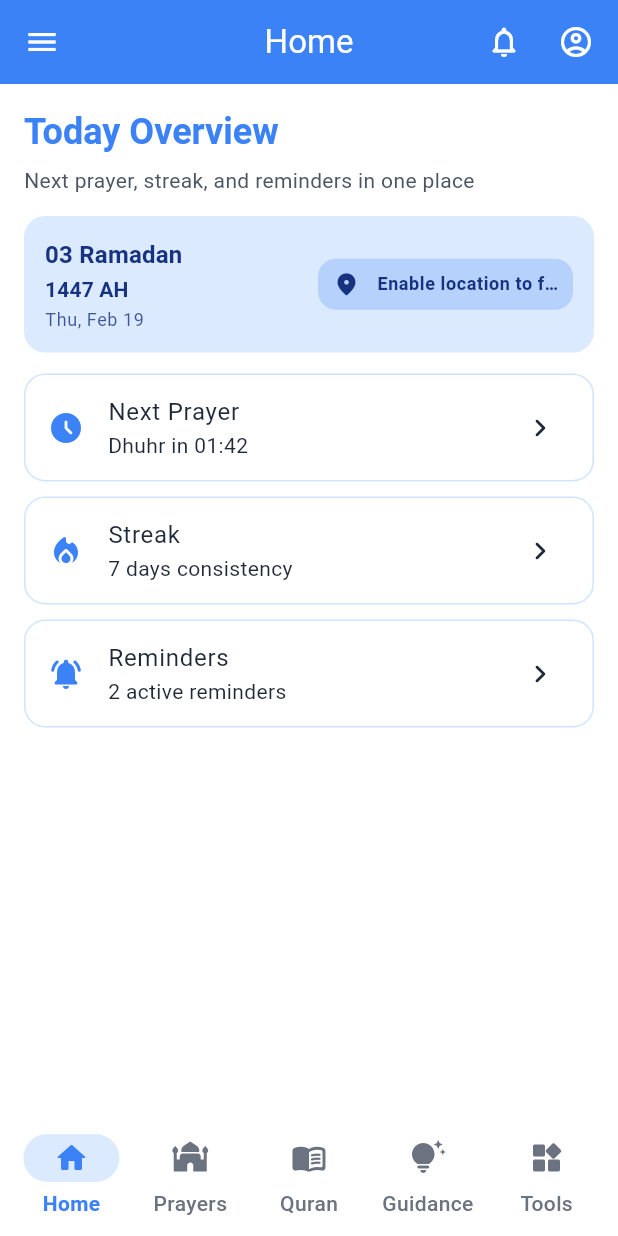
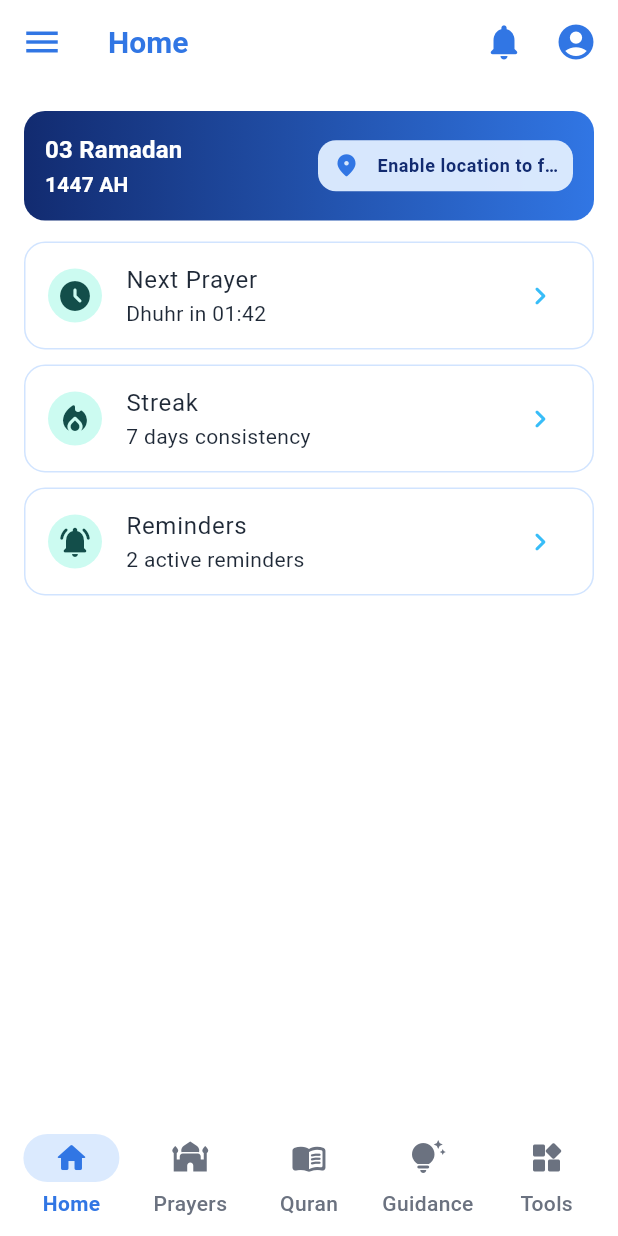
Before and after one commit to codemytelabs/Islamic-app, a Flutter app: the screen it shows after launch, on a phone screen of 412 x 824 dp. Run offline on Flutter 3.47's test engine with Material 3 defaults, Android fonts, the light colour scheme and no system bars; our stand-ins replace geocoding, geolocator, hijri, shared_preferences.

Commit message:
enhance the design

```diff
--- a/lib/core/main_shell.dart
+++ b/lib/core/main_shell.dart
@@ -15,8 +15,8 @@ class _MainShellState extends State<MainShell> {
 
   static const List<NafasNavItem> _tabs = [
     NafasNavItem(label: 'Home', icon: Icons.home_rounded),
-      NafasNavItem(label: 'Prayers', icon: Icons.mosque_rounded),
-      NafasNavItem(label: 'Quran', icon: Icons.menu_book_rounded),
+    NafasNavItem(label: 'Prayers', icon: Icons.mosque_rounded),
+    NafasNavItem(label: 'Quran', icon: Icons.menu_book_rounded),
     NafasNavItem(label: 'Guidance', icon: Icons.tips_and_updates_rounded),
     NafasNavItem(label: 'Tools', icon: Icons.widgets_rounded),
   ];
@@ -24,8 +24,6 @@ class _MainShellState extends State<MainShell> {
   static const List<Widget> _pages = [
     _HomeTab(),
     _SectionPage(
-      title: 'Prayers',
-      subtitle: 'Prayer times and Qibla tools',
       entries: [
         _EntryData(
           'Prayer Times',
@@ -34,10 +32,9 @@ class _MainShellState extends State<MainShell> {
         ),
         _EntryData('Qibla', 'Find the Qibla direction', Icons.explore_rounded),
       ],
+      topWidget: HomeHijriLocationCard(),
     ),
     _SectionPage(
-      title: 'Quran',
-      subtitle: 'Read, reflect, and stay connected',
       entries: [
         _EntryData(
           'Read Quran',
@@ -62,8 +59,6 @@ class _MainShellState extends State<MainShell> {
       ],
     ),
     _SectionPage(
-      title: 'Guidance',
-      subtitle: 'Daily learning and spiritual growth',
       entries: [
         _EntryData('Duas', 'Curated daily duas', Icons.favorite_rounded),
         _EntryData(
@@ -95,8 +90,6 @@ class _MainShellState extends State<MainShell> {
       ],
     ),
     _SectionPage(
-      title: 'Tools',
-      subtitle: 'Practical Islamic utilities',
       entries: [
         _EntryData(
           'Zakat Calculator',
@@ -127,7 +120,7 @@ class _MainShellState extends State<MainShell> {
         title: Text(_tabs[_selectedIndex].label),
         actions: [
           IconButton(
-            icon: const Icon(Icons.notifications_none_rounded),
+            icon: const Icon(Icons.notifications_rounded),
             onPressed: () {
               ScaffoldMessenger.of(context).showSnackBar(
                 const SnackBar(content: Text('Notifications coming soon')),
@@ -135,7 +128,7 @@ class _MainShellState extends State<MainShell> {
             },
           ),
           IconButton(
-            icon: const Icon(Icons.account_circle_outlined),
+            icon: const Icon(Icons.account_circle_rounded),
             onPressed: () {
               ScaffoldMessenger.of(context).showSnackBar(
                 const SnackBar(content: Text('Profile coming soon')),
@@ -145,7 +138,7 @@ class _MainShellState extends State<MainShell> {
           const SizedBox(width: 4),
         ],
       ),
-      body: IndexedStack(index: _selectedIndex, children: _pages),
+      body: _pages[_selectedIndex],
       bottomNavigationBar: NafasBottomNavBar(
         selectedIndex: _selectedIndex,
         items: _tabs,
@@ -162,8 +155,6 @@ class _HomeTab extends StatelessWidget {
   @override
   Widget build(BuildContext context) {
     return const _SectionPage(
-      title: 'Today Overview',
-      subtitle: 'Next prayer, streak, and reminders in one place',
       entries: [
         _EntryData(
           'Next Prayer',
@@ -187,17 +178,10 @@ class _HomeTab extends StatelessWidget {
 }
 
 class _SectionPage extends StatelessWidget {
-  final String title;
-  final String subtitle;
   final List<_EntryData> entries;
   final Widget? topWidget;
 
-  const _SectionPage({
-    required this.title,
-    required this.subtitle,
-    required this.entries,
-    this.topWidget,
-  });
+  const _SectionPage({required this.entries, this.topWidget});
 
   @override
   Widget build(BuildContext context) {
@@ -206,24 +190,13 @@ class _SectionPage extends StatelessWidget {
     return ListView(
       padding: const EdgeInsets.all(16),
       children: [
-        Text(
-          title,
-          style: Theme.of(context).textTheme.headlineSmall?.copyWith(
-            color: colors.primary,
-            fontWeight: FontWeight.w700,
-          ),
-        ),
-        const SizedBox(height: 6),
-        Text(
-          subtitle,
-          style: Theme.of(
-            context,
-          ).textTheme.bodyMedium?.copyWith(color: const Color(0xFF4B5563)),
-        ),
-        const SizedBox(height: 14),
+        if (topWidget != null) const SizedBox(height: 2),
         if (topWidget != null) topWidget!,
-        ...entries.map(
-          (entry) => Card(
+        ...entries.map((entry) {
+          final iconBackground = colors.tertiaryContainer;
+          final iconColor = colors.onTertiaryContainer;
+
+          return Card(
             elevation: 0,
             margin: const EdgeInsets.only(bottom: 10),
             shape: RoundedRectangleBorder(
@@ -231,14 +204,21 @@ class _SectionPage extends StatelessWidget {
               side: BorderSide(color: colors.outlineVariant),
             ),
             child: ListTile(
-              leading: Icon(entry.icon, color: colors.primary),
+              leading: CircleAvatar(
+                radius: 18,
+                backgroundColor: iconBackground,
+                child: Icon(entry.icon, color: iconColor),
+              ),
               title: Text(entry.title),
               subtitle: Text(entry.subtitle),
-              trailing: const Icon(Icons.chevron_right_rounded),
+              trailing: Icon(
+                Icons.chevron_right_rounded,
+                color: colors.secondary,
+              ),
               onTap: () {},
             ),
-          ),
-        ),
+          );
+        }),
       ],
     );
   }
--- a/lib/core/theme.dart
+++ b/lib/core/theme.dart
@@ -3,12 +3,16 @@ import 'package:flutter/material.dart';
 class AppTheme {
   static ThemeData get lightTheme {
     const ColorScheme colorScheme = ColorScheme.light(
-      primary: Color(0xFF3B82F6),
+      primary: Color.fromARGB(255, 49, 118, 228),
       onPrimary: Colors.white,
       primaryContainer: Color(0xFFDBEAFE),
-      onPrimaryContainer: Color.fromARGB(255, 22, 50, 128),
-      secondary: Color(0xFF60A5FA),
+      onPrimaryContainer: Color.fromARGB(255, 18, 43, 112),
+      secondary: Color(0xFF38BDF8),
       onSecondary: Colors.white,
+      tertiary: Color(0xFF14B8A6),
+      onTertiary: Colors.white,
+      tertiaryContainer: Color(0xFFCCFBF1),
+      onTertiaryContainer: Color(0xFF134E4A),
       surface: Colors.white,
       onSurface: Color(0xFF1F2937),
       outline: Color(0xFFBFDBFE),
@@ -20,16 +24,23 @@ class AppTheme {
       colorScheme: colorScheme,
       scaffoldBackgroundColor: Colors.white,
       appBarTheme: AppBarTheme(
-        backgroundColor: colorScheme.primary,
-        foregroundColor: colorScheme.onPrimary,
+        backgroundColor: Colors.white,
+        foregroundColor: colorScheme.primary,
         elevation: 0,
-        centerTitle: true,
+        centerTitle: false,
+        titleTextStyle: TextStyle(
+          color: colorScheme.primary,
+          fontSize: 20,
+          fontWeight: FontWeight.w700,
+        ),
+        iconTheme: IconThemeData(color: colorScheme.primary, size: 28),
+        actionsIconTheme: IconThemeData(color: colorScheme.primary, size: 28),
       ),
       cardColor: Colors.white,
       canvasColor: Colors.white,
       navigationBarTheme: NavigationBarThemeData(
         backgroundColor: Colors.white,
-        indicatorColor: colorScheme.primaryContainer,
+        indicatorColor: colorScheme.tertiaryContainer,
         surfaceTintColor: Colors.transparent,
         iconTheme: WidgetStateProperty.resolveWith((states) {
           final isSelected = states.contains(WidgetState.selected);
@@ -49,6 +60,11 @@ class AppTheme {
         color: Colors.white,
         surfaceTintColor: Colors.transparent,
       ),
+      chipTheme: ChipThemeData(
+        backgroundColor: colorScheme.primaryContainer,
+        selectedColor: colorScheme.tertiaryContainer,
+        labelStyle: TextStyle(color: colorScheme.onPrimaryContainer),
+      ),
     );
   }
 }
--- a/lib/shared/widgets/home_hijri_location_card.dart
+++ b/lib/shared/widgets/home_hijri_location_card.dart
@@ -290,13 +290,8 @@ class _HomeHijriLocationCardState extends State<HomeHijriLocationCard> {
   @override
   Widget build(BuildContext context) {
     final colors = Theme.of(context).colorScheme;
-    final today = DateTime.now();
     HijriCalendar.setLocal('en');
     final hijri = HijriCalendar.now();
-
-    final englishDate = MaterialLocalizations.of(
-      context,
-    ).formatMediumDate(today);
     final hijriDayMonth = hijri.toFormat('dd MMMM');
     final hijriYear = '${hijri.hYear} AH';
 
@@ -304,7 +299,11 @@ class _HomeHijriLocationCardState extends State<HomeHijriLocationCard> {
       margin: const EdgeInsets.only(bottom: 14),
       padding: const EdgeInsets.all(14),
       decoration: BoxDecoration(
-        color: colors.primaryContainer,
+        gradient: LinearGradient(
+          begin: Alignment.centerLeft,
+          end: Alignment.centerRight,
+          colors: [colors.onPrimaryContainer, colors.primary],
+        ),
         borderRadius: BorderRadius.circular(14),
       ),
       child: Row(
@@ -316,7 +315,7 @@ class _HomeHijriLocationCardState extends State<HomeHijriLocationCard> {
                 Text(
                   hijriDayMonth,
                   style: Theme.of(context).textTheme.titleMedium?.copyWith(
-                    color: colors.onPrimaryContainer,
+                    color: colors.onPrimary,
                     fontWeight: FontWeight.w700,
                   ),
                 ),
@@ -324,15 +323,8 @@ class _HomeHijriLocationCardState extends State<HomeHijriLocationCard> {
                 Text(
                   hijriYear,
                   style: Theme.of(context).textTheme.titleSmall?.copyWith(
-                    color: colors.onPrimaryContainer,
+                    color: colors.onPrimary,
                     fontWeight: FontWeight.w700,
-                  ),
-                ),
-                const SizedBox(height: 2),
-                Text(
-                  englishDate,
-                  style: Theme.of(context).textTheme.bodySmall?.copyWith(
-                    color: colors.onPrimaryContainer.withValues(alpha: 0.8),
                   ),
                 ),
               ],
@@ -343,7 +335,7 @@ class _HomeHijriLocationCardState extends State<HomeHijriLocationCard> {
             child: Align(
               alignment: Alignment.centerRight,
               child: Material(
-                color: colors.primary.withValues(alpha: 0.24),
+                color: colors.primaryContainer.withValues(alpha: 0.98),
                 borderRadius: BorderRadius.circular(12),
                 child: InkWell(
                   borderRadius: BorderRadius.circular(12),
@@ -358,7 +350,7 @@ class _HomeHijriLocationCardState extends State<HomeHijriLocationCard> {
                       children: [
                         Icon(
                           Icons.location_on_rounded,
-                          color: colors.onPrimaryContainer,
+                          color: colors.primary,
                           size: 18,
                         ),
                         const SizedBox(width: 6),
```
